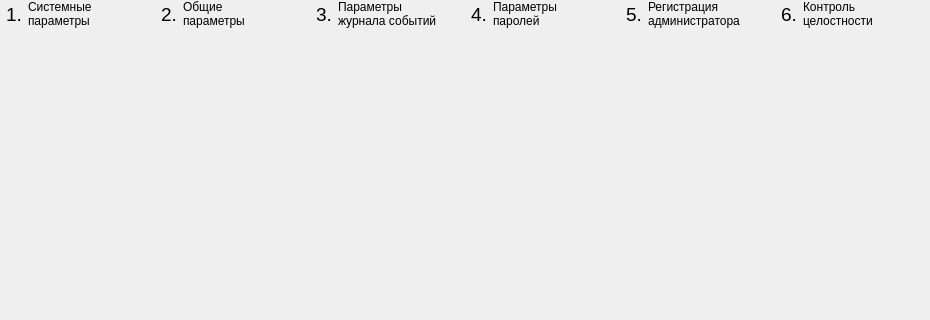
m6v/sobol, file panels/InitPanel.ui: the form before one commit; both pictures show x 0 to 930 and y 0 to 320 of the 930 by 598 pixel window.
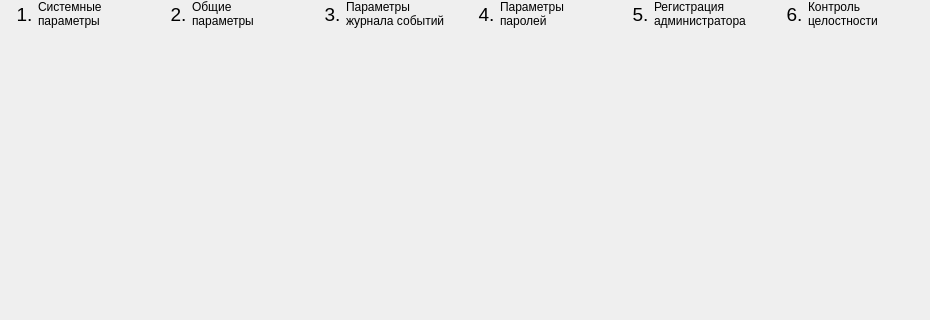
The form after the commit.

Commit message: Background for current step while init have been created

Diff of the .ui file:
```diff
--- a/panels/InitPanel.ui
+++ b/panels/InitPanel.ui
@@ -28,6 +28,9 @@
    </property>
    <item>
     <layout class="QHBoxLayout" name="horizontal_layout" stretch="0,0,0,0,0,0,0,0,0,0,0,0">
+     <property name="spacing">
+      <number>0</number>
+     </property>
      <property name="leftMargin">
       <number>6</number>
      </property>
@@ -44,7 +47,7 @@
         </font>
        </property>
        <property name="text">
-        <string>1.</string>
+        <string>  1. </string>
        </property>
       </widget>
      </item>
@@ -71,7 +74,7 @@
         </font>
        </property>
        <property name="text">
-        <string>2.</string>
+        <string>  2. </string>
        </property>
       </widget>
      </item>
@@ -98,7 +101,7 @@
         </font>
        </property>
        <property name="text">
-        <string>3.</string>
+        <string>  3. </string>
        </property>
       </widget>
      </item>
@@ -125,7 +128,7 @@
         </font>
        </property>
        <property name="text">
-        <string>4.</string>
+        <string>  4. </string>
        </property>
       </widget>
      </item>
@@ -152,7 +155,7 @@
         </font>
        </property>
        <property name="text">
-        <string>5.</string>
+        <string>  5. </string>
        </property>
       </widget>
      </item>
@@ -179,7 +182,7 @@
         </font>
        </property>
        <property name="text">
-        <string>6.</string>
+        <string>  6. </string>
        </property>
       </widget>
      </item>
```
The commit also changes 3 other files.
